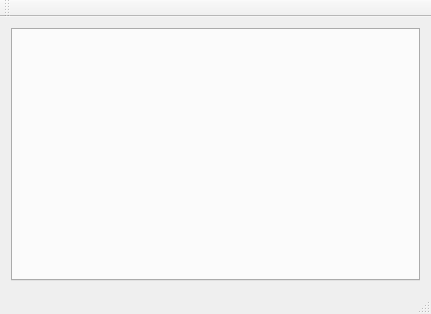
This is ShotPreparationTool/mainwindow.ui in BlakeRaymond-AI/ENPH459Project as Qt 5 draws it before an edit. The edited form follows.
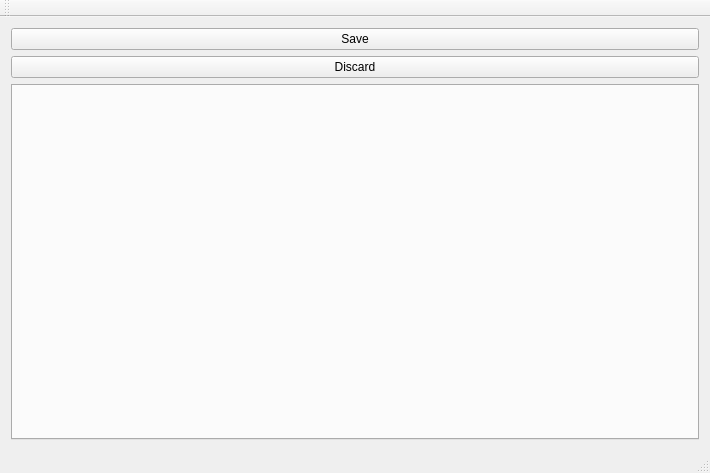
This is the edited form.

Commit message: Partially completed ShotPreparationToolApp class

```diff
--- a/ShotPreparationTool/mainwindow.ui
+++ b/ShotPreparationTool/mainwindow.ui
@@ -6,8 +6,8 @@
    <rect>
     <x>0</x>
     <y>0</y>
-    <width>431</width>
-    <height>314</height>
+    <width>710</width>
+    <height>473</height>
    </rect>
   </property>
   <property name="windowTitle">
@@ -21,6 +21,26 @@
     </sizepolicy>
    </property>
    <layout class="QVBoxLayout" name="verticalLayout">
+    <item>
+     <widget class="QPushButton" name="saveButton">
+      <property name="sizePolicy">
+       <sizepolicy hsizetype="Minimum" vsizetype="Fixed">
+        <horstretch>1</horstretch>
+        <verstretch>1</verstretch>
+       </sizepolicy>
+      </property>
+      <property name="text">
+       <string>Save</string>
+      </property>
+     </widget>
+    </item>
+    <item>
+     <widget class="QPushButton" name="discardButton">
+      <property name="text">
+       <string>Discard</string>
+      </property>
+     </widget>
+    </item>
     <item>
      <widget class="QTabWidget" name="tabWidget">
       <property name="currentIndex">
```
Left out of the diff: 2 changed lines with no effect on the pictures. The commit also changes 3 other files.
